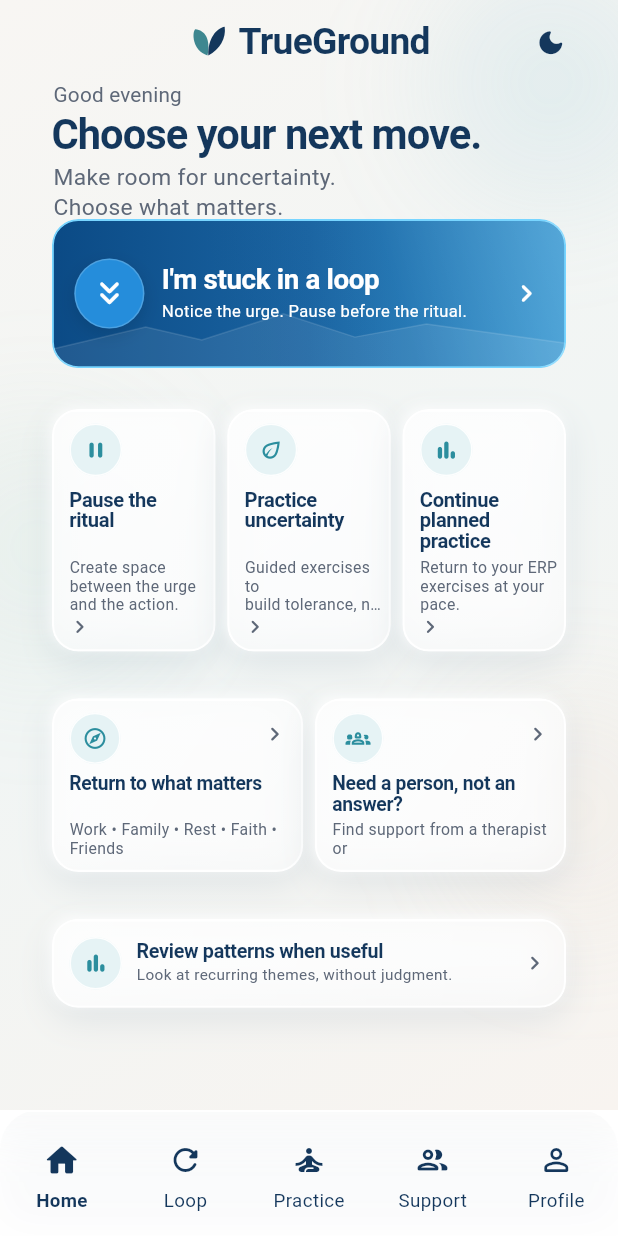
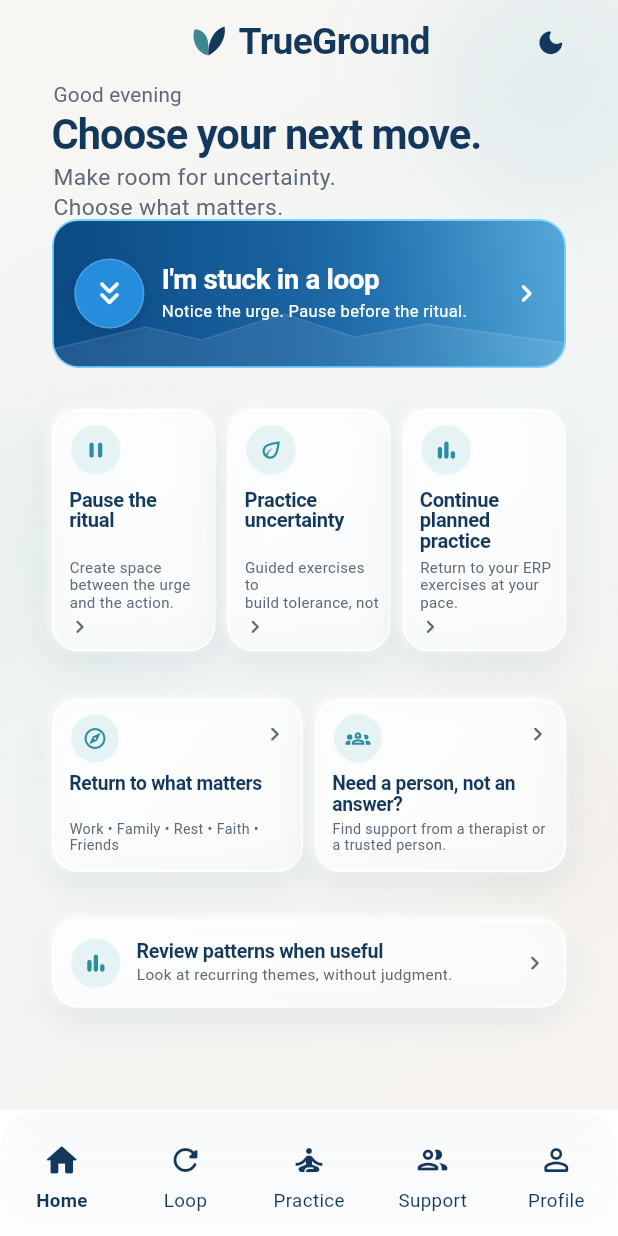
Before and after one commit to hraaaaf/trueground, a Flutter app: the screen it shows after launch, on a phone screen of 412 x 824 dp. Run offline on Flutter 3.47's test engine with Material 3 defaults, Android fonts, the phone set to English and light mode, and no system bars; our stand-ins replace go_router.

Commit message:
fix: preserve dashboard card copy fit

```diff
--- a/lib/dashboard/dashboard_v3_screen.dart
+++ b/lib/dashboard/dashboard_v3_screen.dart
@@ -503,7 +503,7 @@ class _TargetCard extends StatelessWidget {
             ),
             Positioned(
               left: 12,
-              right: 8,
+              right: 16,
               top: 55,
               height: 43,
               child: Text(
@@ -529,7 +529,7 @@ class _TargetCard extends StatelessWidget {
                 maxLines: 3,
                 overflow: TextOverflow.ellipsis,
                 style: const TextStyle(
-                  fontSize: 10.8,
+                  fontSize: 10.3,
                   height: 1.18,
                   color: TrueGroundColors.inkMuted,
                 ),
@@ -617,7 +617,7 @@ class _WideCard extends StatelessWidget {
                 maxLines: 2,
                 overflow: TextOverflow.ellipsis,
                 style: const TextStyle(
-                  fontSize: 10.8,
+                  fontSize: 9.8,
                   height: 1.16,
                   color: TrueGroundColors.inkMuted,
                 ),
```
